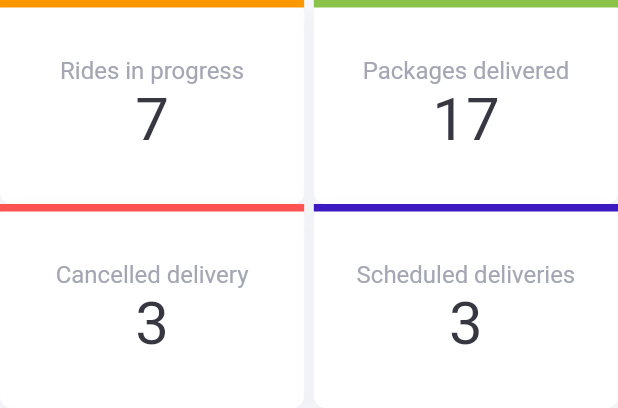
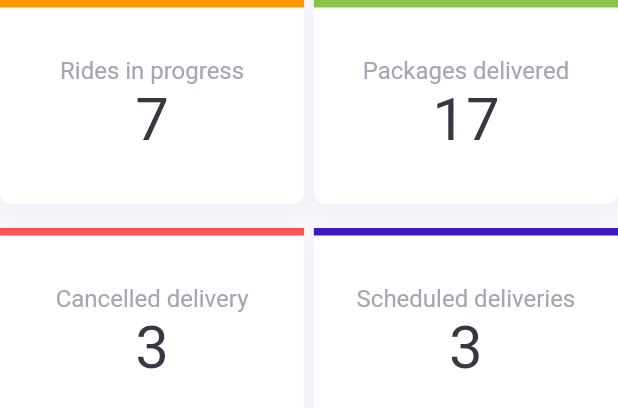
Before and after one commit to ERy03/Flutter-Web-Admin-Page, a Flutter app: the OverviewCardMediumScreenSize widget shown alone on an empty page, opened directly, on a phone screen of 412 x 824 dp. Shown: the top 408 px of the screen. Run offline on Flutter 3.47's test engine with Material 2 defaults, Android fonts, the phone set to English and light mode, and no system bars; our stand-ins replace get, google_fonts; missing offline and left inert: dart:html.

```diff
--- a/lib/pages/overview/widgets/overview_cards_medium.dart
+++ b/lib/pages/overview/widgets/overview_cards_medium.dart
@@ -29,6 +29,9 @@ class OverviewCardMediumScreenSize extends StatelessWidget {
             ),
           ],
         ),
+        const SizedBox(
+          height: 16,
+        ),
         Row(
           children: [
             InfoCard(
```
Also changed, not shown: lib/pages/overview/overview.dart (+12 -1 lines).
